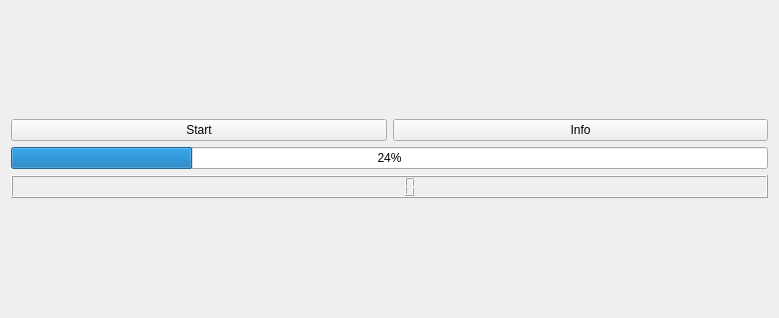
Above: Threads/3.Inheriting QThread/widget.ui from fatmazayrek/Multi-threading_and_IPC_with_Qt5 before the change. Below: the same form after it.
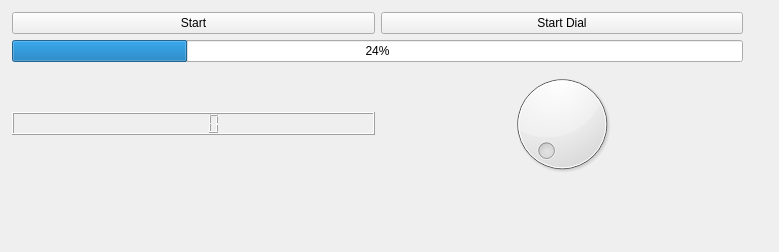
That is the form after the change.

The edit to the form file:
```diff
--- a/Threads/3.Inheriting QThread/widget.ui
+++ b/Threads/3.Inheriting QThread/widget.ui
@@ -7,14 +7,21 @@
     <x>0</x>
     <y>0</y>
     <width>779</width>
-    <height>318</height>
+    <height>252</height>
    </rect>
   </property>
   <property name="windowTitle">
    <string>Widget</string>
   </property>
-  <layout class="QVBoxLayout" name="verticalLayout_2">
-   <item>
+  <widget class="QWidget" name="">
+   <property name="geometry">
+    <rect>
+     <x>12</x>
+     <y>12</y>
+     <width>731</width>
+     <height>168</height>
+    </rect>
+   </property>
     <layout class="QVBoxLayout" name="verticalLayout">
      <item>
       <layout class="QHBoxLayout" name="horizontalLayout">
@@ -40,7 +47,7 @@
           </sizepolicy>
          </property>
          <property name="text">
-          <string>Info</string>
+         <string>Start Dial</string>
          </property>
         </widget>
        </item>
@@ -54,6 +61,8 @@
       </widget>
      </item>
      <item>
+     <layout class="QHBoxLayout" name="horizontalLayout_2">
+      <item>
       <widget class="QLCDNumber" name="lcdNumber">
        <property name="sizePolicy">
         <sizepolicy hsizetype="Minimum" vsizetype="Fixed">
@@ -63,9 +72,13 @@
        </property>
       </widget>
      </item>
+      <item>
+       <widget class="QDial" name="dial"/>
+      </item>
     </layout>
    </item>
   </layout>
+  </widget>
  </widget>
  <resources/>
  <connections/>
```
Lines whose indentation alone changed are shown as unchanged.
